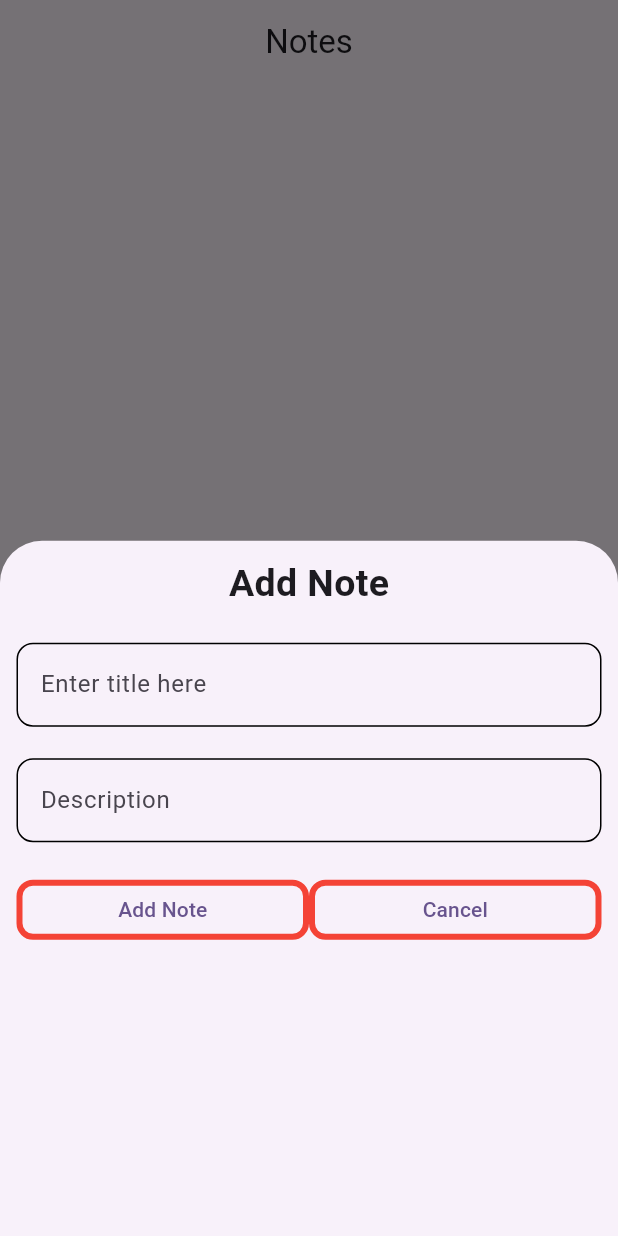
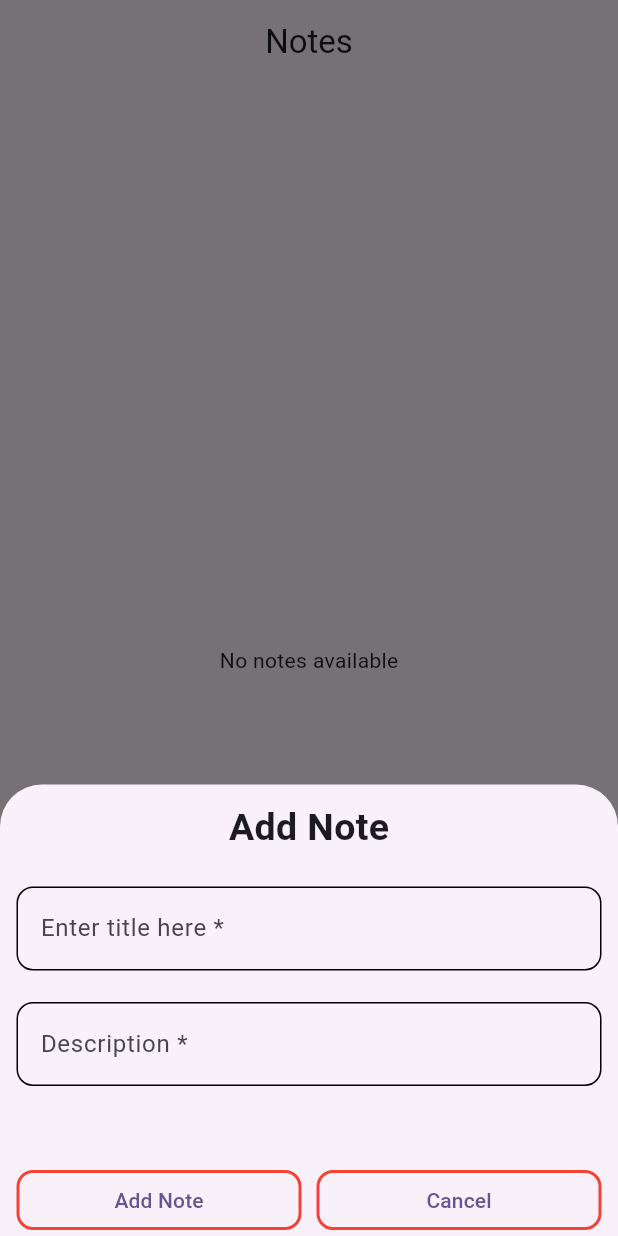
Before and after one commit to KaustubhWahane/Flutter-Practice, a Flutter app: the screen it shows after launch, after a tap on the "add" icon, on a phone screen of 412 x 824 dp. Run offline on Flutter 3.47's test engine with Material 3 defaults, Android fonts, the phone set to English and light mode, and no system bars; our stand-ins replace sqflite; accounts and stored records are empty.

```diff
--- a/database/lib/home_page.dart
+++ b/database/lib/home_page.dart
@@ -10,11 +10,13 @@ class HomePage extends StatefulWidget {
 
 class _HomePageState extends State<HomePage> {
   TextEditingController titleController = TextEditingController();
-  TextEditingController deController = TextEditingController();
+  TextEditingController descController = TextEditingController();
 
   List<Map<String, dynamic>> allNotes = [];
 
   DBHelper? dbRef;
+
+  String errorMessage = "";
 
   @override
   void initState() {
@@ -39,35 +41,55 @@ class _HomePageState extends State<HomePage> {
                 itemCount: allNotes.length,
                 itemBuilder: (_, index) {
                   return ListTile(
-                    leading: Text(allNotes[index][DBHelper.COLUMN_NOTE_SNO]),
+                    leading: Text(
+                      allNotes[index][DBHelper.COLUMN_NOTE_SNO].toString(),
+                    ),
                     title: Text(allNotes[index][DBHelper.COLUMN_NOTE_TITLE]),
                     subtitle: Text(allNotes[index][DBHelper.COLUMN_NOTE_DESC]),
+                    trailing: SizedBox(
+                      width: 50,
+                      child: Row(
+                        mainAxisAlignment: MainAxisAlignment.center,
+                        children: [Icon(Icons.edit), Icon(Icons.delete)],
+                      ),
+                    ),
                   );
                 },
               ),
       floatingActionButton: FloatingActionButton(
         onPressed: () async {
-          // Note to be added here
           showModalBottomSheet(
             context: context,
-            builder: (context) {
-              return Container(
-                padding: EdgeInsets.all(11),
-                width: double.infinity,
+            isScrollControlled: true,
+            builder: (context) => getBottomSheetWidget(),
+          );
+        },
+        child: Icon(Icons.add),
+      ),
+    );
+  }
+
+  Widget getBottomSheetWidget() {
+    return Padding(
+      padding: EdgeInsets.only(
+        bottom: MediaQuery.of(context).viewInsets.bottom,
+        left: 11,
+        right: 11,
+        top: 11,
+      ),
+      child: SingleChildScrollView(
         child: Column(
+          mainAxisSize: MainAxisSize.min,
           children: [
             Text(
               "Add Note",
-                      style: TextStyle(
-                        fontSize: 25,
-                        fontWeight: FontWeight.bold,
-                      ),
+              style: TextStyle(fontSize: 25, fontWeight: FontWeight.bold),
             ),
             SizedBox(height: 21),
             TextField(
               controller: titleController,
               decoration: InputDecoration(
-                        hintText: "Enter title here",
+                hintText: "Enter title here *",
                 focusedBorder: OutlineInputBorder(
                   borderRadius: BorderRadius.circular(11),
                 ),
@@ -78,10 +100,10 @@ class _HomePageState extends State<HomePage> {
             ),
             SizedBox(height: 21),
             TextField(
-                      controller: titleController,
+              controller: descController,
               decoration: InputDecoration(
-                        hintText: "Enter Description here",
-                        label: Text("Description"),
+                hintText: "Enter Description here *",
+                label: Text("Description *"),
                 focusedBorder: OutlineInputBorder(
                   borderRadius: BorderRadius.circular(11),
                 ),
@@ -91,6 +113,8 @@ class _HomePageState extends State<HomePage> {
               ),
             ),
             SizedBox(height: 21),
+            Text(errorMessage, style: TextStyle(color: Colors.red)),
+            SizedBox(height: 10),
             Row(
               children: [
                 Expanded(
@@ -99,33 +123,43 @@ class _HomePageState extends State<HomePage> {
                       shape: RoundedRectangleBorder(
                         borderRadius: BorderRadius.circular(11),
                       ),
-                              side: BorderSide(width: 4, color: Colors.red),
+                      side: BorderSide(width: 2, color: Colors.red),
                     ),
                     onPressed: () async {
-                              var title = titleController.text;
-                              var desc = titleController.text;
+                      var title = titleController.text.trim();
+                      var desc = descController.text.trim();
 
-                              if (title.isEmpty && desc.isEmpty) {
+                      if (title.isNotEmpty && desc.isNotEmpty) {
                         bool check = await dbRef!.addNote(
                           mTitle: title,
                           mDesc: desc,
                         );
                         if (check) {
                           getNotes();
+                          Navigator.pop(context);
+                          titleController.clear();
+                          descController.clear();
+                          setState(() {
+                            errorMessage = "";
+                          });
                         }
+                      } else {
+                        setState(() {
+                          errorMessage = "Please fill in all fields!";
+                        });
                       }
-                              Navigator.pop(context);
                     },
                     child: Text("Add Note"),
                   ),
                 ),
+                SizedBox(width: 10),
                 Expanded(
                   child: OutlinedButton(
                     style: OutlinedButton.styleFrom(
+                      side: BorderSide(width: 2, color: Colors.red),
                       shape: RoundedRectangleBorder(
                         borderRadius: BorderRadius.circular(11),
                       ),
-                              side: BorderSide(width: 4, color: Colors.red),
                     ),
                     onPressed: () {
                       Navigator.pop(context);
@@ -137,11 +171,6 @@ class _HomePageState extends State<HomePage> {
             ),
           ],
         ),
-              );
-            },
-          );
-        },
-        child: Icon(Icons.add),
       ),
     );
   }
```
Also changed, not shown: database/lib/data/local/db_helper.dart (+30 -9 lines). Lines whose indentation alone changed are shown as unchanged.
